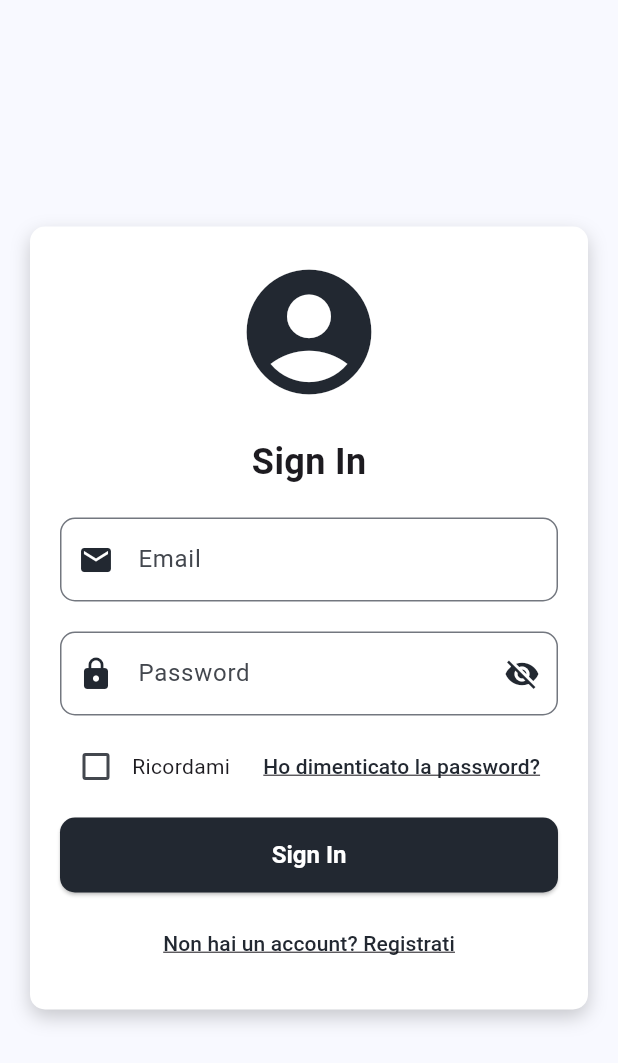
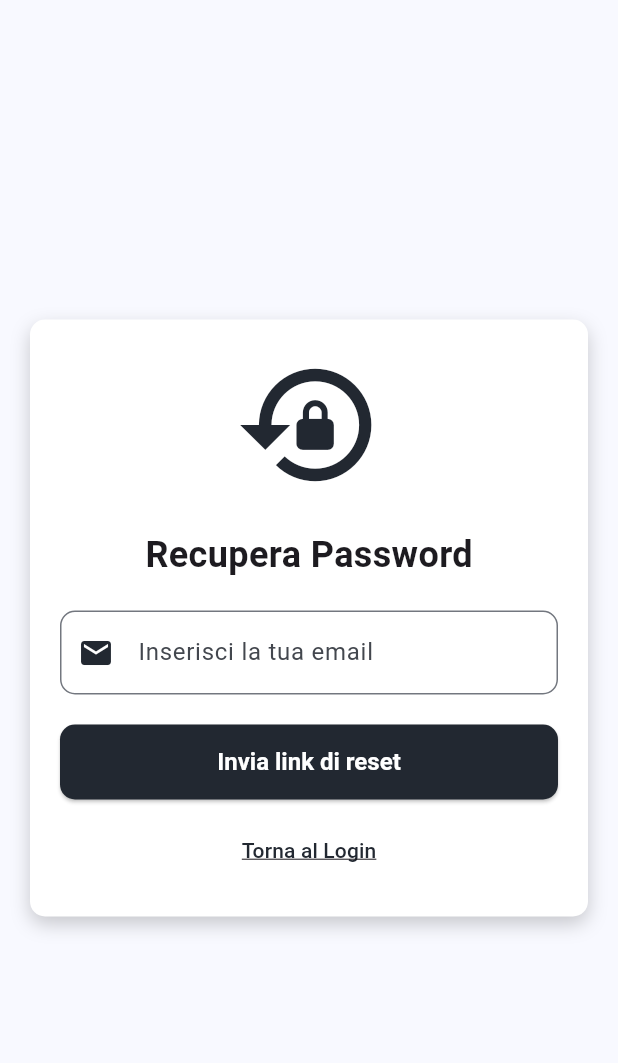
Before and after one commit to screamkface/MatchDay, a Flutter app: the screen it shows after launch, after a tap on "Ho dimenticato la password?", on a phone screen of 412 x 824 dp. Shown: the top 1063 px of the screen. Run offline on Flutter 3.47's test engine with Material 3 defaults, Android fonts, the phone set to English and light mode, and no system bars; our stand-ins replace google_fonts.

Commit message:
Aggiunta file reset password

```diff
--- a/lib/Screens/login.dart
+++ b/lib/Screens/login.dart
@@ -1,5 +1,6 @@
 import 'package:flutter/material.dart';
 import 'package:match_day/Screens/register.dart';
+import 'package:match_day/Screens/reset.dart';
 
 class Login extends StatefulWidget {
   const Login({super.key});
@@ -112,7 +113,7 @@ class _LoginState extends State<Login> {
                   ),
                   TextButton(
                     onPressed: () {
-                      // Aggiungi la logica per il recupero della password
+                      Navigator.pushReplacement(context,  MaterialPageRoute(builder: (context) => const Reset()) );
                     },
                     child: const Text(
                       'Ho dimenticato la password?',
--- /dev/null
+++ b/lib/Screens/reset.dart
@@ -0,0 +1,95 @@
+import 'package:flutter/material.dart';
+import 'package:match_day/Screens/login.dart';
+
+class Reset extends StatefulWidget {
+  const Reset({super.key});
+
+  @override
+  State<Reset> createState() => _ResetState();
+}
+
+class _ResetState extends State<Reset> {
+  final TextEditingController _emailController = TextEditingController();
+
+  @override
+  void dispose() {
+    _emailController.dispose();
+    super.dispose();
+  }
+
+  @override
+  Widget build(BuildContext context) {
+    return Scaffold(
+      body: Center(
+        child: Container(
+          padding: const EdgeInsets.all(20.0),
+          margin: const EdgeInsets.symmetric(horizontal: 20.0),
+          decoration: BoxDecoration(
+            color: Colors.white,
+            borderRadius: BorderRadius.circular(10.0),
+            boxShadow: [
+              BoxShadow(
+                color: Colors.black.withOpacity(0.2),
+                blurRadius: 10,
+                offset: const Offset(0, 5),
+              ),
+            ],
+          ),
+          child: Column(
+            mainAxisSize: MainAxisSize.min,
+            children: [
+              Icon(
+                Icons.lock_reset,
+                color: Theme.of(context).primaryColor,
+                size: 100,
+              ),
+              const SizedBox(height: 20),
+              const Text(
+                'Recupera Password',
+                style: TextStyle(fontSize: 24, fontWeight: FontWeight.bold),
+              ),
+              const SizedBox(height: 20),
+              TextField(
+                controller: _emailController,
+                decoration: InputDecoration(
+                  labelText: 'Inserisci la tua email',
+                  prefixIcon:
+                      Icon(Icons.email, color: Theme.of(context).primaryColor),
+                  border: OutlineInputBorder(
+                    borderRadius: BorderRadius.circular(10),
+                  ),
+                ),
+                keyboardType: TextInputType.emailAddress,
+              ),
+              const SizedBox(height: 20),
+              ElevatedButton(
+                onPressed: () {
+                  // Implementa qui la logica di recupero password
+                },
+                style: ElevatedButton.styleFrom(
+                  minimumSize: const Size(double.infinity, 50),
+                  shape: RoundedRectangleBorder(
+                    borderRadius: BorderRadius.circular(10),
+                  ),
+                ),
+                child: const Text('Invia link di reset'),
+              ),
+              const SizedBox(height: 10),
+              TextButton(
+                onPressed: () {
+                 Navigator.pushReplacement(context,  MaterialPageRoute(builder: (context) => const Login()) );
+                },
+                child: const Text(
+                  'Torna al Login',
+                  style: TextStyle(
+                    decoration: TextDecoration.underline,
+                  ),
+                ),
+              ),
+            ],
+          ),
+        ),
+      ),
+    );
+  }
+}
```
